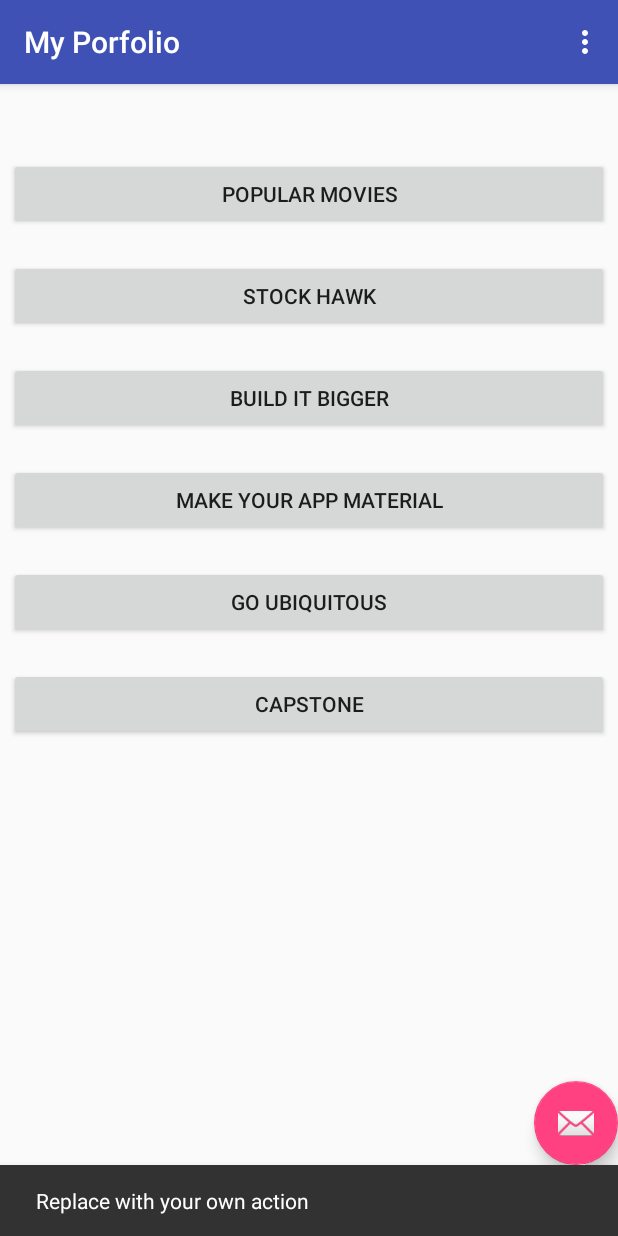
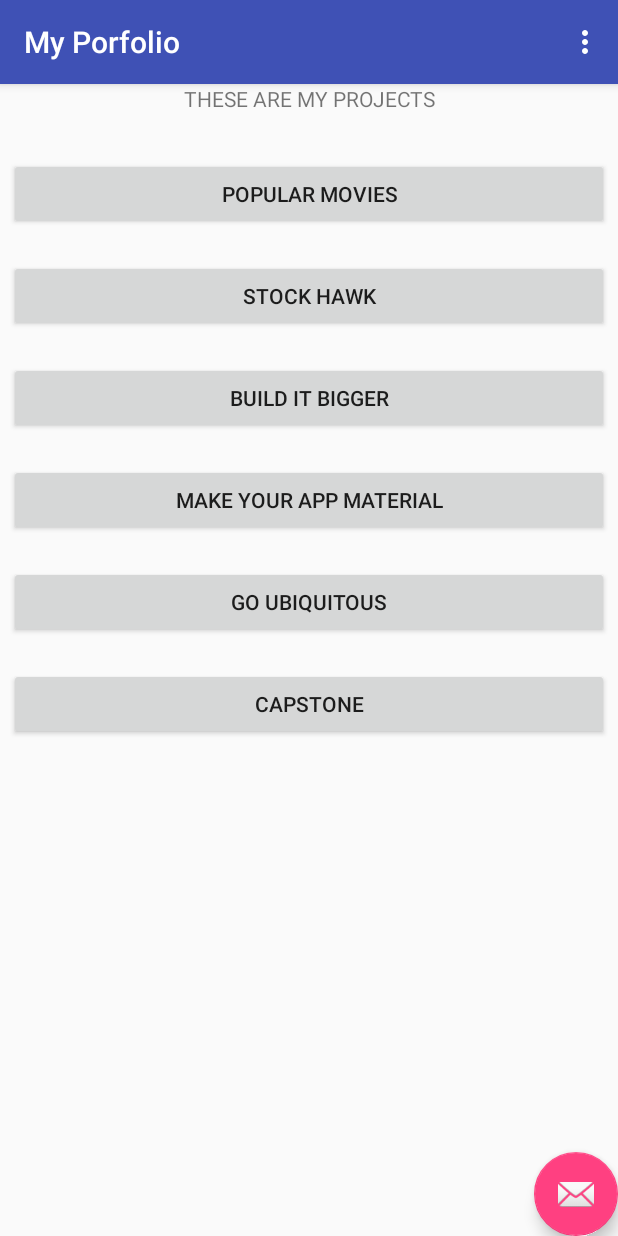
Before and after one commit to CSProjects123/AndroidProjects, an Android app: the screen it shows after launch (MainActivity), after a tap on "STOCK HAWK", on a phone screen of 412 x 824 dp. Run offline under Robolectric (Android 15) with nearby library versions, the phone set to English and light mode, and no system bars; 2 other taps on this screen came first.

Commit message:
Refactored code in MyPorfolio - using string resources and styles for buttons

```diff
--- a/MyPorfolio/app/src/main/java/com/edbono/www/myporfolio/MainActivity.java
+++ b/MyPorfolio/app/src/main/java/com/edbono/www/myporfolio/MainActivity.java
@@ -1,11 +1,8 @@
 package com.edbono.www.myporfolio;
 
 import android.os.Bundle;
-import android.support.design.widget.FloatingActionButton;
-import android.support.design.widget.Snackbar;
 import android.support.v7.app.AppCompatActivity;
 import android.support.v7.widget.Toolbar;
-import android.view.View;
 import android.view.Menu;
 import android.view.MenuItem;
 
@@ -20,14 +17,6 @@ public class MainActivity extends AppCompatActivity {
         Toolbar toolbar = (Toolbar) findViewById(R.id.toolbar);
         setSupportActionBar(toolbar);
 
-        FloatingActionButton fab = (FloatingActionButton) findViewById(R.id.fab);
-        fab.setOnClickListener(new View.OnClickListener() {
-            @Override
-            public void onClick(View view) {
-                Snackbar.make(view, "Replace with your own action", Snackbar.LENGTH_LONG)
-                        .setAction("Action", null).show();
-            }
-        });
     }
 
     @Override
--- a/MyPorfolio/app/src/main/res/layout/fragment_main.xml
+++ b/MyPorfolio/app/src/main/res/layout/fragment_main.xml
@@ -10,25 +10,23 @@
     tools:showIn="@layout/activity_main">
 
     <TextView
-        android:layout_width="wrap_content"
+        android:layout_width="match_parent"
         android:layout_height="wrap_content"
+        android:text="THESE ARE MY PROJECTS"
+        android:gravity="center"
         android:id="@+id/textView" />
 
     <Button
-        style="?android:attr/buttonStyleSmall"
-        android:layout_width="600px"
-        android:layout_height="wrap_content"
-        android:text="Popular Movies"
+        style="@style/button_styles"
+        android:text="@string/button_string"
         android:id="@+id/button"
         android:layout_below="@+id/textView"
         android:layout_centerHorizontal="true"
         android:layout_marginTop="30dp" />
 
     <Button
-        style="?android:attr/buttonStyleSmall"
-        android:layout_width="600px"
-        android:layout_height="wrap_content"
-        android:text="Stock Hawk"
+        style="@style/button_styles"
+        android:text="@string/button2_string"
         android:id="@+id/button2"
         android:layout_below="@+id/button"
         android:layout_alignLeft="@+id/button"
@@ -36,21 +34,17 @@
         android:layout_alignStart="@+id/button" />
 
     <Button
-        style="?android:attr/buttonStyleSmall"
-        android:layout_width="600px"
-        android:layout_height="wrap_content"
-        android:text="Build it bigger"
+        style="@style/button_styles"
+        android:text="@string/button3_string"
         android:id="@+id/button3"
         android:layout_below="@+id/button2"
-        android:layout_alignLeft="@+id/button2"
+        android:layout_alignLeft="@+id/button"
         android:layout_marginTop="20dp"
-        android:layout_alignStart="@+id/button2" />
+        android:layout_alignStart="@+id/button" />
 
     <Button
-        style="?android:attr/buttonStyleSmall"
-        android:layout_width="600px"
-        android:layout_height="wrap_content"
-        android:text="Make your app material"
+        style="@style/button_styles"
+        android:text="@string/button4_string"
         android:id="@+id/button4"
         android:layout_below="@+id/button3"
         android:layout_alignLeft="@+id/button"
@@ -58,10 +52,8 @@
         android:layout_alignStart="@+id/button" />
 
     <Button
-        style="?android:attr/buttonStyleSmall"
-        android:layout_width="600px"
-        android:layout_height="wrap_content"
-        android:text="Go Ubiquitous"
+        style="@style/button_styles"
+        android:text="@string/button5_string"
         android:id="@+id/button5"
         android:layout_below="@+id/button4"
         android:layout_alignLeft="@+id/button4"
@@ -69,10 +61,8 @@
         android:layout_alignStart="@+id/button4" />
 
     <Button
-        style="?android:attr/buttonStyleSmall"
-        android:layout_width="600px"
-        android:layout_height="wrap_content"
-        android:text="Capstone"
+        style="@style/button_styles"
+        android:text="@string/button6_string"
         android:id="@+id/button6"
         android:layout_below="@+id/button5"
         android:layout_alignLeft="@+id/button5"
--- a/MyPorfolio/app/src/main/res/values/strings.xml
+++ b/MyPorfolio/app/src/main/res/values/strings.xml
@@ -1,4 +1,12 @@
 <resources>
     <string name="app_name">My Porfolio</string>
     <string name="action_settings">Settings</string>
+    <string name="button_string">Popular Movies</string>
+    <string name="button2_string">Stock Hawk</string>
+    <string name="button3_string">Build It Bigger</string>
+    <string name="button4_string">Make Your App Material</string>
+    <string name="button5_string">Go Ubiquitous</string>
+    <string name="button6_string">Capstone</string>
+
+
 </resources>
--- a/MyPorfolio/app/src/main/res/values/styles.xml
+++ b/MyPorfolio/app/src/main/res/values/styles.xml
@@ -17,4 +17,11 @@
 
     <style name="AppTheme.PopupOverlay" parent="ThemeOverlay.AppCompat.Light" />
 
+
+
+    <style name="button_styles">
+        <item name="android:layout_width">600px</item>
+        <item name="android:layout_height">wrap_content</item>
+    </style>
+
 </resources>
```
